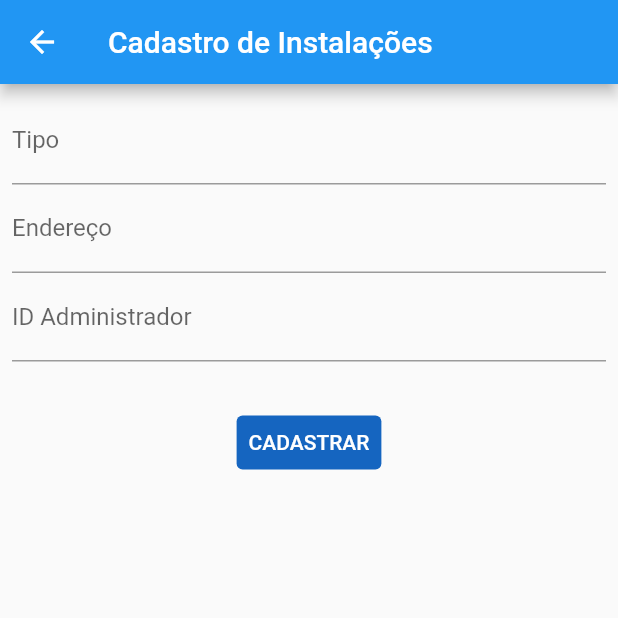
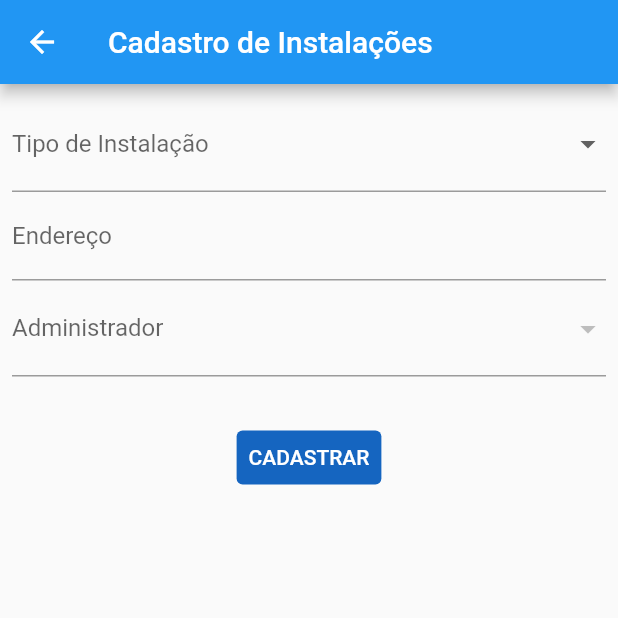
Before and after one commit to MyllaGraciani/sistema-gps, a Flutter app: the screen it shows after launch, after a tap on "cadastrar instalação", on a phone screen of 412 x 824 dp, the top half of it. Run offline on Flutter 3.47's test engine with Material 2 defaults, Android fonts, the light colour scheme and no system bars; our stand-ins replace sqflite; accounts and stored records are empty.

Commit message:
terminado usuarios e instalações

```diff
--- a/octagon_automation/lib/my_app.dart
+++ b/octagon_automation/lib/my_app.dart
@@ -2,6 +2,7 @@ import 'package:flutter/material.dart';
 import 'package:octagon_automation/ui/pages/add_instalacao.dart';
 import 'package:octagon_automation/ui/pages/add_usuarios.page.dart';
 import 'package:octagon_automation/ui/pages/home.page.dart';
+import 'package:octagon_automation/ui/pages/ver_instalacoes.dart';
 import 'package:octagon_automation/ui/pages/ver_usuarios.page.dart';
 
 class MyApp extends StatefulWidget {
@@ -24,7 +25,7 @@ class _MyAppState extends State<MyApp> {
         '/add_usuario': (context) => AddUsuarioPage(),
         '/add_instalacao': (context) => AddInstalacaoPage(),
         '/ver_usuarios': (context) => VerUsuariosPage(),
-        '/ver_instalacoes': (context) => AddInstalacaoPage(),
+        '/ver_instalacoes': (context) => VerInstalacoesPage(),
       },
     );
   }
--- a/octagon_automation/lib/ui/pages/add_instalacao.dart
+++ b/octagon_automation/lib/ui/pages/add_instalacao.dart
@@ -1,10 +1,14 @@
 import 'package:flutter/material.dart';
 import 'package:octagon_automation/database/sqflite/DAO/InstalacaoDAO.dart';
+import 'package:octagon_automation/database/sqflite/DAO/UsuarioDAO.dart';
+import 'package:octagon_automation/domain/entities/usuario.model.dart';
 
+// ignore: must_be_immutable
 class AddInstalacaoPage extends StatelessWidget {
   AddInstalacaoPage({Key? key}) : super(key: key);
   final _formKey = GlobalKey<FormState>();
   InstalacaoDAO instalacaoDAO = InstalacaoDAO();
+  UsuarioDAO usuarioDAO = UsuarioDAO();
   final _tipoInstalacao = TextEditingController();
   final _enderecoInstalacao = TextEditingController();
   final _idAdminInstalacao = TextEditingController();
@@ -23,24 +27,69 @@ class AddInstalacaoPage extends StatelessWidget {
               key: _formKey,
               child: Column(
                 children: [
-                  TextFormField(
-                    controller: _tipoInstalacao,
+                  DropdownButtonFormField(
                     decoration: const InputDecoration(
-                      labelText: 'Tipo',
+                      labelText: 'Tipo de Instalação',
                     ),
+                    items: const [
+                      DropdownMenuItem(
+                        value: 'Residencial',
+                        child: Text('Residencial'),
+                      ),
+                      DropdownMenuItem(
+                        value: 'Comercial',
+                        child: Text('Comercial'),
+                      ),
+                      DropdownMenuItem(
+                        value: 'Outros',
+                        child: Text('Outros imóveis'),
+                      ),
+                    ],
+                    onChanged: (value) {
+                      _tipoInstalacao.text = value.toString();
+                    },
+                    validator: (value) => value == null
+                        ? 'Por favor, selecione um tipo de instalação'
+                        : null,
                   ),
                   TextFormField(
                     controller: _enderecoInstalacao,
                     decoration: const InputDecoration(
                       labelText: 'Endereço',
                     ),
+                    validator: (value) {
+                      if (value == null || value.isEmpty) {
+                        return 'Por favor, insira um endereço';
+                      }
+                      return null;
+                    },
                   ),
-                  TextFormField(
-                    controller: _idAdminInstalacao,
-                    decoration: const InputDecoration(
-                      labelText: 'ID Administrador',
-                    ),
-                  ),
+                  FutureBuilder<List<UsuarioModel>>(
+                      future: usuarioDAO.buscarTodos(),
+                      builder: (context, snapshot) {
+                        if (snapshot.hasData) {
+                          return DropdownButtonFormField(
+                            validator: (value) => value == null
+                                ? 'Por favor, selecione um administrador'
+                                : null,
+                            decoration: const InputDecoration(
+                              labelText: 'Administrador',
+                            ),
+                            items: snapshot.requireData
+                                .map<DropdownMenuItem<String>>(
+                                    (e) => DropdownMenuItem(
+                                          value: e.id.toString(),
+                                          child: Text(e.nome),
+                                        ))
+                                .toList(),
+                            onChanged: (value) {
+                              _idAdminInstalacao.text = value.toString();
+                            },
+                          );
+                        } else {
+                          return const Text('Carregando...');
+                        }
+                      }),
                   const SizedBox(
                     height: 30,
                   ),
@@ -51,6 +100,11 @@ class AddInstalacaoPage extends StatelessWidget {
                     ),
                     onPressed: () async {
                       if (_formKey.currentState!.validate()) {
+                        await instalacaoDAO.inserir(
+                          _tipoInstalacao.text,
+                          _enderecoInstalacao.text,
+                          int.parse(_idAdminInstalacao.text),
+                        );
                         Navigator.pushReplacementNamed(context, '/');
                       }
                     },
--- a/octagon_automation/lib/ui/pages/home.page.dart
+++ b/octagon_automation/lib/ui/pages/home.page.dart
@@ -21,23 +21,36 @@ class _HomePageState extends State<HomePage> {
   Widget build(BuildContext context) {
     return Scaffold(
       appBar: AppBar(
+        centerTitle: true,
+        automaticallyImplyLeading: false,
         title: const Text('Octagon Automation'),
       ),
       body: Center(
         child: Column(
           children: [
+            Card(
+              margin: const EdgeInsets.all(10),
+              color: Colors.blue[100],
+              child: Column(
+                children: [
+                  const Icon(
+                    Icons.person_pin,
+                    size: 100,
+                    color: Colors.blue,
+                  ),
                   Row(
                     mainAxisAlignment: MainAxisAlignment.center,
                     children: [
                       TextButton(
                         style: TextButton.styleFrom(
                           primary: Colors.white,
-                    backgroundColor: Colors.blue[800],
+                          backgroundColor: Colors.blue,
                         ),
                         onPressed: () async {
                           Navigator.pushNamed(context, '/add_usuario');
                         },
-                  child: const Text("cadastrar usuário"),
+                        child: const Text("cadastrar usuário",
+                            style: TextStyle(fontSize: 16)),
                       ),
                       const SizedBox(
                         width: 10,
@@ -45,14 +58,28 @@ class _HomePageState extends State<HomePage> {
                       TextButton(
                         style: TextButton.styleFrom(
                           primary: Colors.white,
-                    backgroundColor: Colors.blue[800],
+                          backgroundColor: Colors.blue,
                         ),
                         onPressed: () async {
                           Navigator.pushNamed(context, '/ver_usuarios');
                         },
-                  child: const Text("ver usuários"),
+                        child: const Text("ver usuários",
+                            style: TextStyle(fontSize: 16)),
                       ),
                     ],
+                  ),
+                ],
+              ),
+            ),
+            Card(
+              margin: const EdgeInsets.all(10),
+              color: Colors.black12,
+              child: Column(
+                children: [
+                  const Icon(
+                    Icons.home_work,
+                    size: 100,
+                    color: Colors.black54,
                   ),
                   Row(
                     mainAxisAlignment: MainAxisAlignment.center,
@@ -60,12 +87,13 @@ class _HomePageState extends State<HomePage> {
                       TextButton(
                         style: TextButton.styleFrom(
                           primary: Colors.white,
-                    backgroundColor: Colors.blue[800],
+                          backgroundColor: Colors.black54,
                         ),
                         onPressed: () async {
                           Navigator.pushNamed(context, '/add_instalacao');
                         },
-                  child: const Text("cadastrar instalação"),
+                        child: const Text("cadastrar instalação",
+                            style: TextStyle(fontSize: 16)),
                       ),
                       const SizedBox(
                         width: 10,
@@ -73,14 +101,18 @@ class _HomePageState extends State<HomePage> {
                       TextButton(
                         style: TextButton.styleFrom(
                           primary: Colors.white,
-                    backgroundColor: Colors.blue[800],
+                          backgroundColor: Colors.black54,
                         ),
                         onPressed: () async {
                           Navigator.pushNamed(context, '/ver_instalacoes');
                         },
-                  child: const Text("ver instalações"),
+                        child: const Text("ver instalações",
+                            style: TextStyle(fontSize: 16)),
                       ),
                     ],
+                  ),
+                ],
+              ),
             ),
           ],
         ),
```
Also changed, not shown: octagon_automation/lib/ui/pages/add_usuarios.page.dart (+30 -0 lines), octagon_automation/lib/ui/pages/ver_instalacoes.dart (+73 -0 lines). Lines whose indentation alone changed are shown as unchanged.
